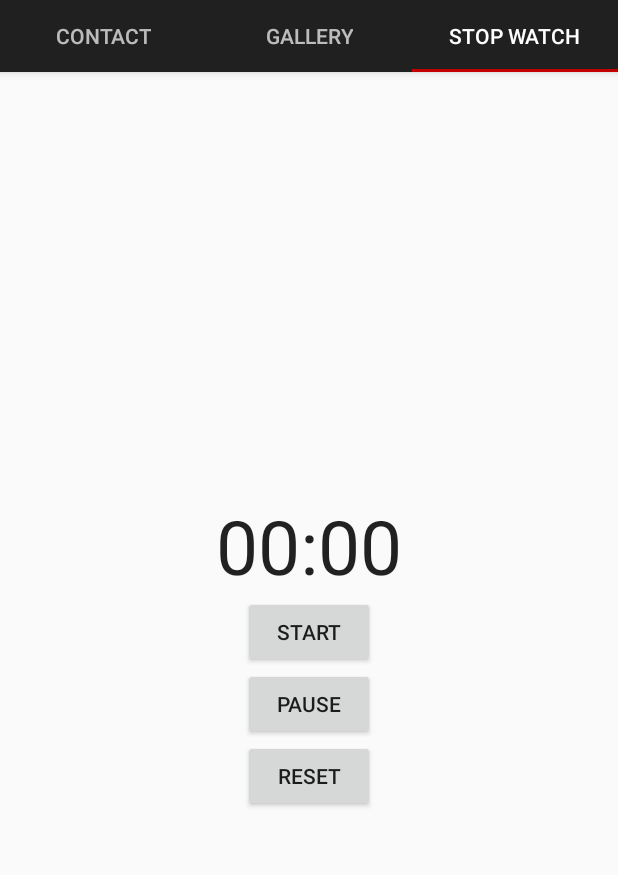
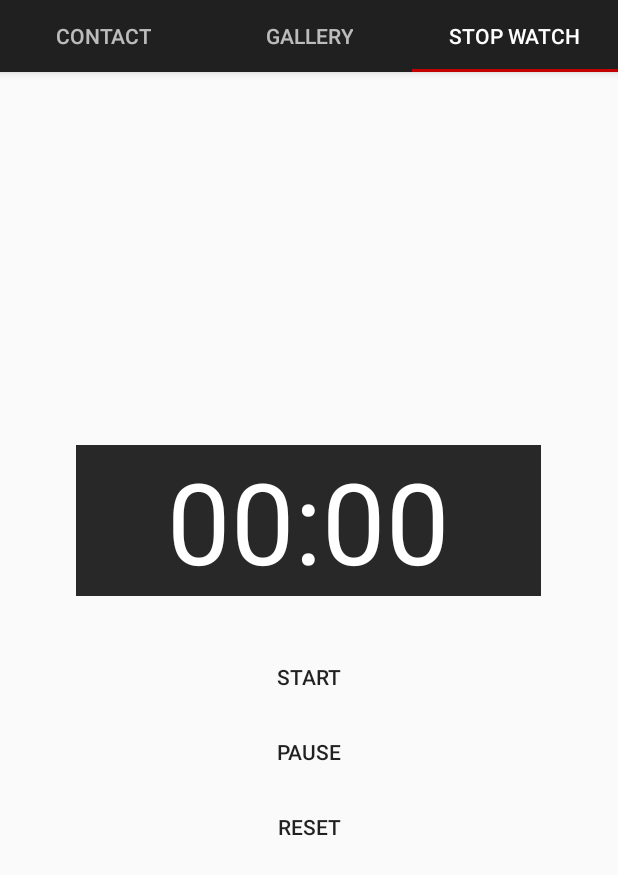
Before and after one commit to nan-noo/MadCamp2, an Android app: the screen it shows after launch (MainActivity), tab 3 chosen, on a phone screen of 412 x 824 dp. Shown: the top 875 px of the screen. Run offline under Robolectric (Android 15) with nearby library versions, the phone set to English and light mode, and no system bars; 2 statements that could not run were skipped.

Commit message:
Update fragment_tab3.xml

```diff
--- a/app/src/main/res/layout/fragment_tab3.xml
+++ b/app/src/main/res/layout/fragment_tab3.xml
@@ -1,5 +1,6 @@
 <?xml version="1.0" encoding="utf-8"?>
 <LinearLayout xmlns:android="http://schemas.android.com/apk/res/android"
+    xmlns:app="http://schemas.android.com/apk/res-auto"
     xmlns:tools="http://schemas.android.com/tools"
     android:id="@+id/activity_main"
     android:layout_width="match_parent"
@@ -10,14 +11,20 @@
 
     <Chronometer
         android:id="@+id/chronometer"
-        android:layout_width="wrap_content"
+        android:layout_width="310dp"
         android:layout_height="wrap_content"
-        android:textSize="50dp" />
+        android:layout_marginBottom="30dp"
+        android:background="#282828"
+        android:gravity="center"
+        android:textColor="#FFFFFF"
+        android:textSize="75dp" />
 
     <Button
         android:id="@+id/start"
         android:layout_width="wrap_content"
         android:layout_height="wrap_content"
+        android:layout_marginBottom="2dp"
+        android:background="@drawable/selector_view"
         android:onClick="start"
         android:text="Start"
         tools:ignore="OnClick" />
@@ -26,17 +33,19 @@
         android:id="@+id/pause"
         android:layout_width="wrap_content"
         android:layout_height="wrap_content"
+        android:layout_marginBottom="2dp"
+        android:background="@drawable/selector_view"
         android:onClick="pause"
         android:text="Pause"
-        tools:ignore="OnClick"
-        />
+        tools:ignore="OnClick" />
 
     <Button
         android:id="@+id/reset"
         android:layout_width="wrap_content"
         android:layout_height="wrap_content"
+        android:background="@drawable/selector_view"
         android:onClick="reset"
         android:text="Reset"
-        tools:ignore="OnClick"/>
+        tools:ignore="OnClick" />
 
 </LinearLayout>
```
